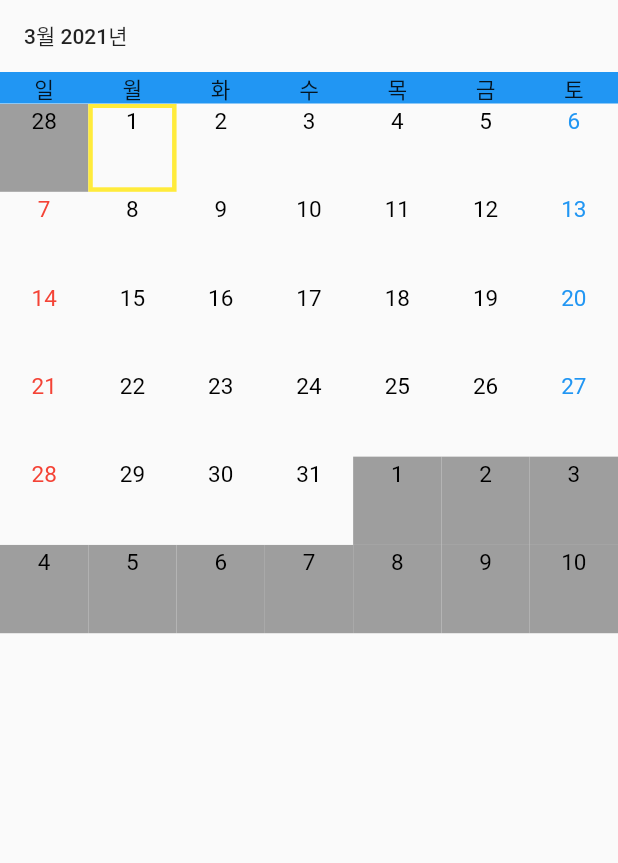
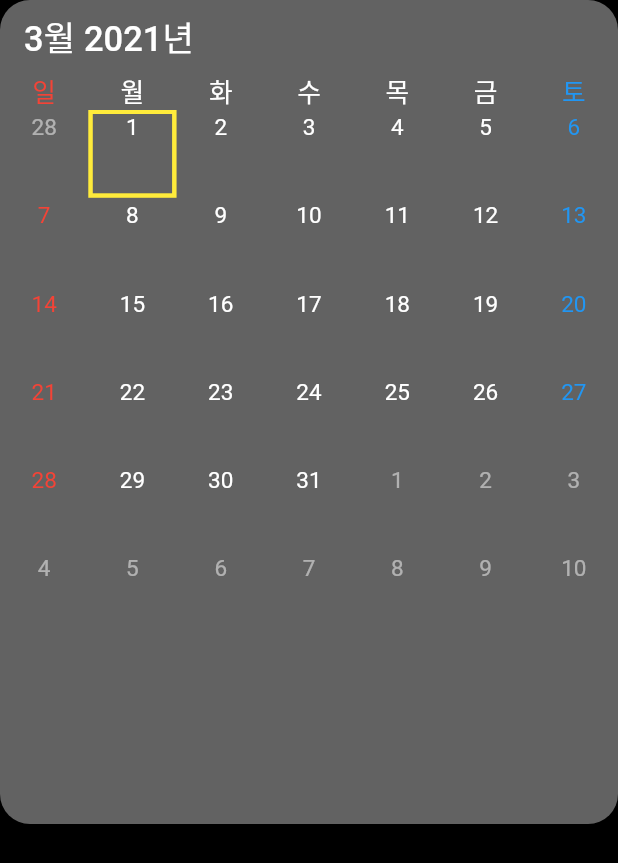
Before and after one commit to soogil/calendar, a Flutter app: the screen it shows after launch, on a phone screen of 412 x 824 dp. Shown: the top 863 px of the screen. Run offline on Flutter 3.47's test engine with Material 2 defaults, Android fonts, the phone set to English and light mode, and no system bars; our stand-ins replace flutter_bloc.

Commit message:
[soogil] 달력 디자인 수정

```diff
--- a/lib/calendar/calendar-page.view.dart
+++ b/lib/calendar/calendar-page.view.dart
@@ -21,22 +21,37 @@ class CalendarPageView extends StatelessWidget {
 
     return SafeArea(
       child: Scaffold(
+        backgroundColor: Colors.black,
         body: _getBody(context),
       ),
     );
   }
 
   Widget _getBody(BuildContext context) {
-    return Container(
+    return Column(
+      children: [
+        Expanded(
+          flex: 2,
+          child: Container(
+            decoration: BoxDecoration(
+                color: Colors.white38,
+                borderRadius: BorderRadius.all(Radius.circular(20))
+            ),
             child: Column(
               crossAxisAlignment: CrossAxisAlignment.start,
               children: [
                 _getYearAndMonth(),
                 _getDayOfWeek(),
                 _getDays(context),
-          Expanded(child: Container())
               ],
             ),
+          ),
+        ),
+        Expanded(
+            flex: 1,
+            child: Container()
+        ),
+      ],
     );
   }
 
@@ -47,7 +62,11 @@ class CalendarPageView extends StatelessWidget {
         builder: (context, dateTime) {
           return Container(
             child: Text(
-              '${dateTime.month}월 ${dateTime.year}년'
+              '${dateTime.month}월 ${dateTime.year}년',
+              style: TextStyle(
+                color: Colors.white,
+                fontSize: 23
+              ),
             ),
           );
         },
@@ -62,15 +81,14 @@ class CalendarPageView extends StatelessWidget {
             child: Text(
               DAY_OF_WEEKS[index],
               style: TextStyle(
-                fontSize: ResolutionService().getSp(25),
-                // color: _viewModel.getColor(index),
+                fontSize: ResolutionService().getSp(30),
+                color: viewModel.getColor(index),
               ),
             ),
           ),
         ));
 
     return Container(
-      color: Colors.blue,
       child: Row(
         mainAxisAlignment: MainAxisAlignment.spaceAround,
           mainAxisSize: MainAxisSize.max,
@@ -81,7 +99,6 @@ class CalendarPageView extends StatelessWidget {
 
   Widget _getDays(BuildContext context) {
     return Expanded(
-      flex: 2,
       child: PageView.builder(
         scrollDirection: Axis.horizontal,
         controller: _pageController,
--- a/lib/calendar/calendar-page.viewmodel.dart
+++ b/lib/calendar/calendar-page.viewmodel.dart
@@ -1,3 +1,4 @@
+import 'package:flutter/material.dart';
 
 const DAY_OF_WEEKS = ['일', '월', '화', '수', '목', '금', '토'];
 
@@ -6,6 +7,12 @@ class CalendarPageViewModel {
 
   final DateTime dateTime;
 
+  Color getColor(int weekDay) {
+    if(weekDay == 0) return Colors.red;
+    else if(weekDay == 6) return Colors.blue;
+    else return Colors.white;
+  }
+
   DateTime getDateTime({int year = 0, int month = 0}) =>
       DateTime(dateTime.year + year, dateTime.month + month, 1);
 }
--- a/lib/calendar/content/calendar-day.view.dart
+++ b/lib/calendar/content/calendar-day.view.dart
@@ -27,15 +27,15 @@ class CalendarDayView extends StatelessWidget {
           final int day = index - indexedFirstWeekDay + 1;
 
           if (indexedFirstWeekDay > index) {
-            return _getDayItem(prevDayOfMonth++, color: Colors.grey);
+            return _getDayItem(prevDayOfMonth++, opacity: 0.5);
           } else if (index > lastDayOfMonth + indexedFirstWeekDay - 1) {
-            return _getDayItem(nextDayOfMonth++, color: Colors.grey);
+            return _getDayItem(nextDayOfMonth++, opacity: 0.5);
           }
 
           final weekDay = viewModel.weekDay(day: day);
           final Color textColor = weekDay == DateTime.sunday
               ? Colors.red : weekDay == DateTime.saturday
-              ? Colors.blue : Colors.black;
+              ? Colors.blue : Colors.white;
 
           return _getDayItem(
               day,
@@ -51,21 +51,20 @@ class CalendarDayView extends StatelessWidget {
   }
 
   _getDayItem(int day, {
-    Color color = Colors.transparent,
     Color borderColor = Colors.transparent,
-    Color textColor = Colors.black,
+    Color textColor = Colors.white,
+    double opacity = 1,
   }) {
     return Container(
       decoration: BoxDecoration(
-          color: color,
           border: Border.all(color: borderColor, width: 3)
       ),
       alignment: Alignment.topCenter,
       child: Text(
         '$day',
         style: TextStyle(
-            color: textColor,
-            fontSize: 15
+            color: textColor.withOpacity(opacity),
+            fontSize: 15,
         ),
       ),
     );
```
Lines whose indentation alone changed are shown as unchanged.
